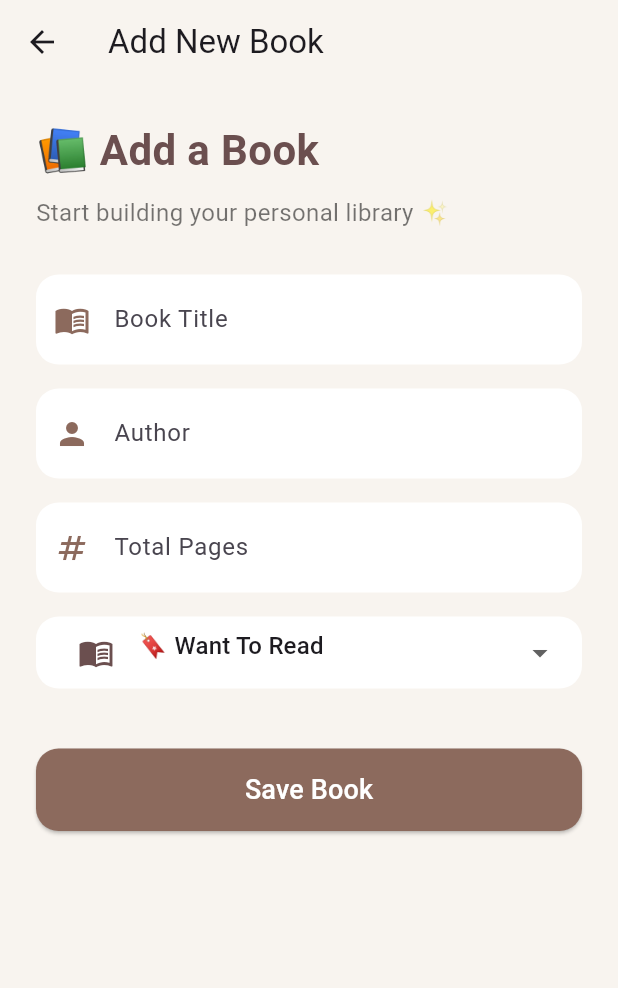
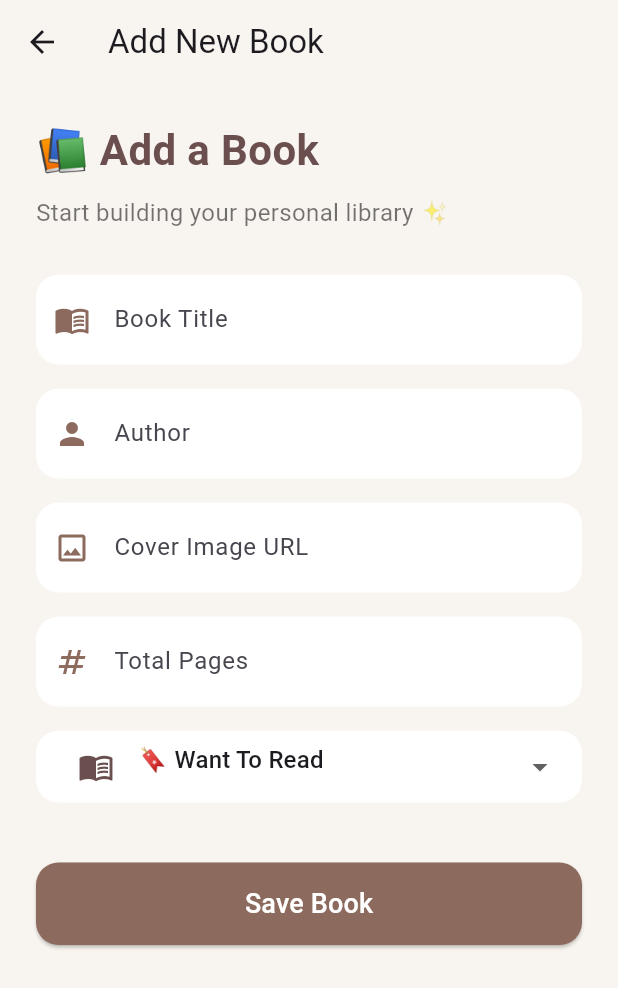
Before and after one commit to joud-khalid/BookNest, a Flutter app: the screen it shows once a user with an empty profile is signed in, after a tap on "Add Book", on a phone screen of 412 x 824 dp. Shown: the top 988 px of the screen. Run offline on Flutter 3.47's test engine with Material 3 defaults, Android fonts, the light colour scheme and no system bars; our stand-ins replace cloud_firestore, firebase_auth, firebase_core, google_sign_in; accounts and stored records are empty; Roboto replaces fonts that are missing (Arial).

Commit message:
Add book covers and user profiles

```diff
--- a/lib/models/book.dart
+++ b/lib/models/book.dart
@@ -3,6 +3,7 @@ class Book {
   final String title;
   final String author;
   final int totalPages;
+  final String coverUrl;
   int currentPage;
   String status;
 
@@ -13,6 +14,7 @@ class Book {
     required this.totalPages,
     this.currentPage = 0,
     this.status = "Want To Read",
+    this.coverUrl = "",
   });
 
   factory Book.fromMap(String id, Map<String, dynamic> data) {
@@ -23,6 +25,7 @@ class Book {
       totalPages: data['totalPages'] ?? 0,
       currentPage: data['currentPage'] ?? 0,
       status: data['status'] ?? "Want To Read",
+      coverUrl: data['coverUrl'] ?? "",
     );
   }
 
@@ -33,6 +36,7 @@ class Book {
       'totalPages': totalPages,
       'currentPage': currentPage,
       'status': status,
+      'coverUrl': coverUrl,
     };
   }
 }
--- a/lib/screens/add_book_screen.dart
+++ b/lib/screens/add_book_screen.dart
@@ -15,6 +15,7 @@ class _AddBookScreenState extends State<AddBookScreen> {
   final TextEditingController titleController = TextEditingController();
   final TextEditingController authorController = TextEditingController();
   final TextEditingController pagesController = TextEditingController();
+  final coverController = TextEditingController();
 
   String selectedStatus = "Want To Read";
 
@@ -24,6 +25,7 @@ class _AddBookScreenState extends State<AddBookScreen> {
     authorController.dispose();
     pagesController.dispose();
     super.dispose();
+    coverController.dispose();
   }
 
 Future<void> saveBook() async {
@@ -42,6 +44,7 @@ Future<void> saveBook() async {
       author: authorController.text,
       totalPages: int.tryParse(pagesController.text) ?? 0,
       status: selectedStatus,
+      coverUrl: coverController.text.trim(),
     );
 
     print("📚 Book created");
@@ -110,11 +113,20 @@ Future<void> saveBook() async {
 
             const SizedBox(height: 16),
 
-CustomTextField(
-  controller: pagesController,
-  hintText: "Total Pages",
-  icon: Icons.numbers,
-),
+
+            CustomTextField(
+              controller: coverController,
+              hintText: "Cover Image URL",
+              icon: Icons.image_outlined,
+            ),
+
+            const SizedBox(height: 16),
+
+            CustomTextField(
+              controller: pagesController,
+              hintText: "Total Pages",
+              icon: Icons.numbers,
+            ),
 
 const SizedBox(height: 16),
 
--- a/lib/screens/home_screen.dart
+++ b/lib/screens/home_screen.dart
@@ -173,6 +173,7 @@ class _HomeScreenState extends State<HomeScreen> {
                             (book) => BookCard(
                               title: book.title,
                               author: book.author,
+                              coverUrl: book.coverUrl,
                               currentPage: book.currentPage,
                               totalPages: book.totalPages,
 
```
Also changed, not shown: lib/widgets/book_card.dart (+54 -15 lines).
